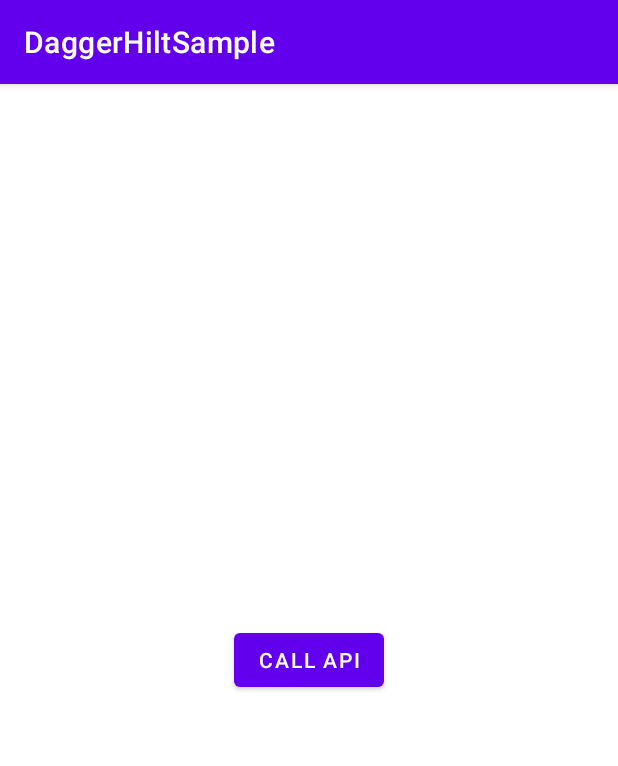
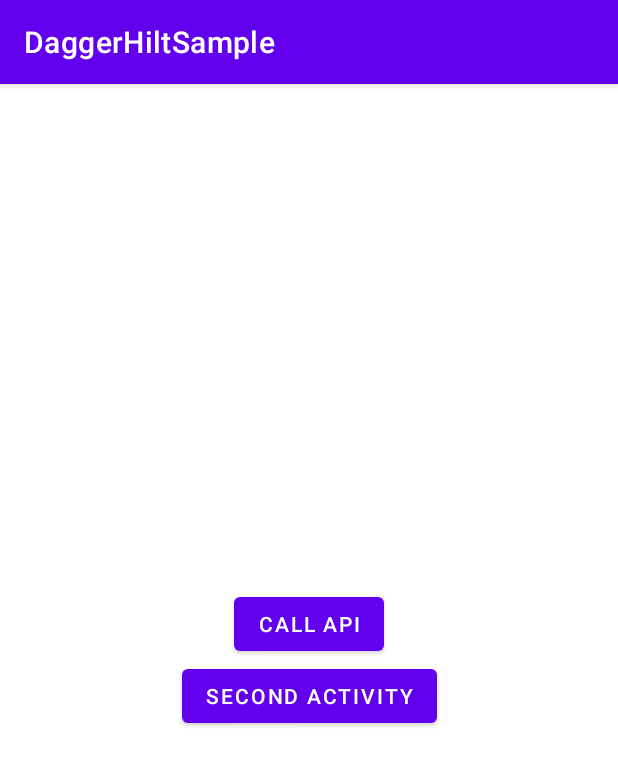
Before and after one commit to takumi-saito/DaggerHiltSample, an Android app: the screen it shows after launch (MainActivity), on a phone screen of 412 x 824 dp. Shown: the top 766 px of the screen. Run offline under Robolectric (Android 15) with nearby library versions, the phone set to English and light mode, and no system bars; our stand-ins replace Dagger/Hilt's generated code, Timber.

Commit message:
add sample code
- ActivityScope
- FragmentScope

```diff
--- a/app/src/main/AndroidManifest.xml
+++ b/app/src/main/AndroidManifest.xml
@@ -3,7 +3,7 @@
     package="com.kireaji.daggerhiltsample">
 
     <uses-permission android:name="android.permission.INTERNET" />
-    <uses-permission android:name="android.permission.ACCESS_NETWORK_STATE"/>
+    <uses-permission android:name="android.permission.ACCESS_NETWORK_STATE" />
 
     <application
         android:name=".MyApplication"
@@ -13,6 +13,7 @@
         android:roundIcon="@mipmap/ic_launcher_round"
         android:supportsRtl="true"
         android:theme="@style/Theme.DaggerHiltSample">
+        <activity android:name=".ui.SecondActivity"></activity>
         <activity android:name=".ui.MainActivity">
             <intent-filter>
                 <action android:name="android.intent.action.MAIN" />
--- /dev/null
+++ b/app/src/main/java/com/kireaji/daggerhiltsample/di/ActivityModule.kt
@@ -0,0 +1,19 @@
+package com.kireaji.daggerhiltsample.di
+
+import dagger.Module
+import dagger.Provides
+import dagger.hilt.InstallIn
+import dagger.hilt.android.components.ActivityComponent
+import dagger.hilt.android.scopes.ActivityScoped
+
+@Module
+@InstallIn(ActivityComponent::class)
+object ActivityModule {
+
+    @ActivityScoped
+    @Provides
+    fun provideActivityObject(): ActivityObject {
+        return ActivityObject()
+    }
+
+}
--- /dev/null
+++ b/app/src/main/java/com/kireaji/daggerhiltsample/di/ActivityObject.kt
@@ -0,0 +1,5 @@
+package com.kireaji.daggerhiltsample.di
+
+class ActivityObject {
+    fun hash(): String = this.hashCode().toString()
+}
--- a/app/src/main/java/com/kireaji/daggerhiltsample/di/AppModule.kt
+++ b/app/src/main/java/com/kireaji/daggerhiltsample/di/AppModule.kt
@@ -17,6 +17,12 @@ import javax.inject.Singleton
 @Module
 @InstallIn(ApplicationComponent::class)
 object AppModule {
+
+    @Singleton
+    @Provides
+    fun provideAppObject(): AppObject {
+        return AppObject()
+    }
 
     @Singleton
     @Provides
--- /dev/null
+++ b/app/src/main/java/com/kireaji/daggerhiltsample/di/AppObject.kt
@@ -0,0 +1,5 @@
+package com.kireaji.daggerhiltsample.di
+
+class AppObject {
+    fun hash(): String = this.hashCode().toString()
+}
--- /dev/null
+++ b/app/src/main/java/com/kireaji/daggerhiltsample/di/FragmentObject.kt
@@ -0,0 +1,5 @@
+package com.kireaji.daggerhiltsample.di
+
+class FragmentObject {
+    fun hash(): String = this.hashCode().toString()
+}
--- a/app/src/main/java/com/kireaji/daggerhiltsample/ui/MainActivity.kt
+++ b/app/src/main/java/com/kireaji/daggerhiltsample/ui/MainActivity.kt
@@ -1,10 +1,13 @@
 package com.kireaji.daggerhiltsample.ui
 
+import android.content.Intent
 import android.os.Bundle
 import android.widget.Button
 import androidx.appcompat.app.AppCompatActivity
 import com.kireaji.daggerhiltsample.R
 import com.kireaji.daggerhiltsample.data.repository.GithubRepository
+import com.kireaji.daggerhiltsample.di.ActivityObject
+import com.kireaji.daggerhiltsample.di.AppObject
 import dagger.hilt.android.AndroidEntryPoint
 import kotlinx.coroutines.Dispatchers
 import kotlinx.coroutines.GlobalScope
@@ -16,6 +19,10 @@ import javax.inject.Inject
 @AndroidEntryPoint
 class MainActivity : AppCompatActivity() {
 
+    @Inject
+    lateinit var appObject: AppObject
+    @Inject
+    lateinit var activityObject: ActivityObject
     @Inject
     lateinit var repository: GithubRepository
 
@@ -35,5 +42,14 @@ class MainActivity : AppCompatActivity() {
                 }
             }
         }
+
+        findViewById<Button>(R.id.button_2).setOnClickListener {
+            startActivity(
+                Intent(this, SecondActivity::class.java)
+            )
+        }
+
+        Timber.d("appObject hash:${appObject.hash()}")
+        Timber.d("activityObject hash:${activityObject.hash()}")
     }
 }
--- a/app/src/main/res/layout/activity_main.xml
+++ b/app/src/main/res/layout/activity_main.xml
@@ -11,9 +11,21 @@
         android:layout_width="wrap_content"
         android:layout_height="wrap_content"
         android:text="Call Api"
+        app:layout_constraintBottom_toTopOf="@+id/button_2"
+        app:layout_constraintLeft_toLeftOf="parent"
+        app:layout_constraintRight_toRightOf="parent"
+        app:layout_constraintTop_toTopOf="parent"
+        app:layout_constraintVertical_chainStyle="packed"
+        />
+
+    <Button
+        android:id="@+id/button_2"
+        android:layout_width="wrap_content"
+        android:layout_height="wrap_content"
+        android:text="Second Activity"
         app:layout_constraintBottom_toBottomOf="parent"
         app:layout_constraintLeft_toLeftOf="parent"
         app:layout_constraintRight_toRightOf="parent"
-        app:layout_constraintTop_toTopOf="parent" />
+        app:layout_constraintTop_toBottomOf="@+id/button_1" />
 
 </androidx.constraintlayout.widget.ConstraintLayout>
--- a/app/src/main/res/values/strings.xml
+++ b/app/src/main/res/values/strings.xml
@@ -1,3 +1,5 @@
 <resources>
     <string name="app_name">DaggerHiltSample</string>
+    <!-- TODO: Remove or change this placeholder text -->
+    <string name="hello_blank_fragment">Hello blank fragment</string>
 </resources>
```
Also changed, not shown: app/src/main/java/com/kireaji/daggerhiltsample/di/FragmentModule.kt (added, +19 -0 lines), app/src/main/java/com/kireaji/daggerhiltsample/ui/MainFragment.kt (added, +30 -0 lines), app/src/main/java/com/kireaji/daggerhiltsample/ui/SecondActivity.kt (added, +27 -0 lines), app/src/main/res/layout/activity_second.xml (added, +31 -0 lines), app/src/main/res/layout/fragment_main.xml (added, +14 -0 lines).
